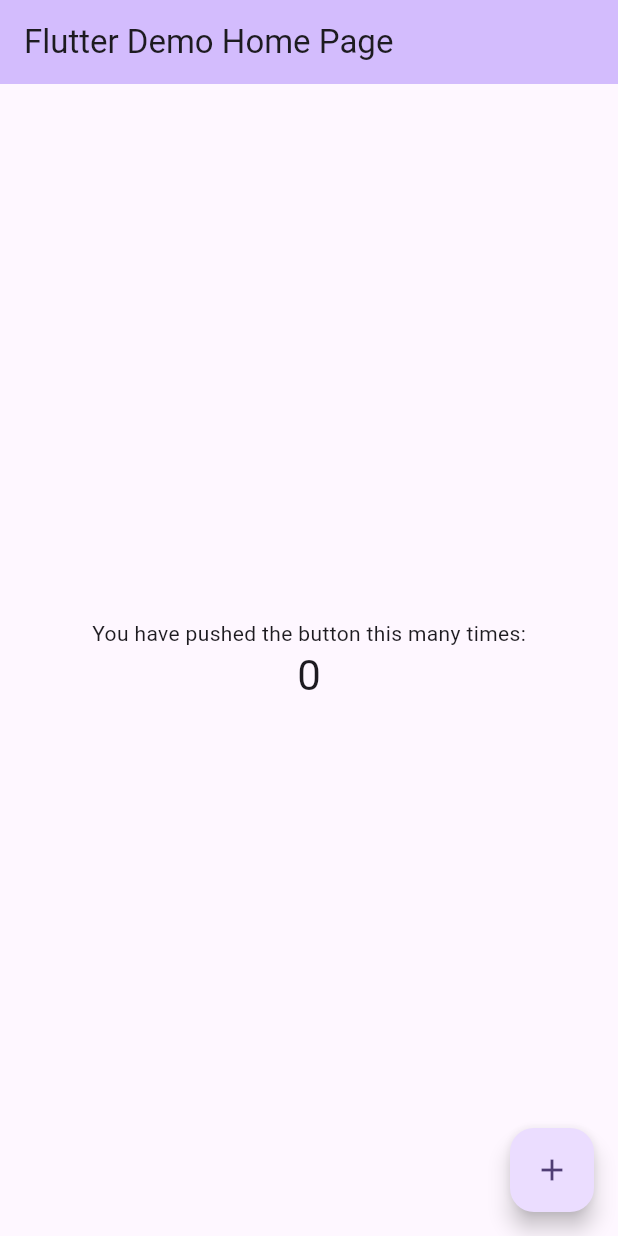
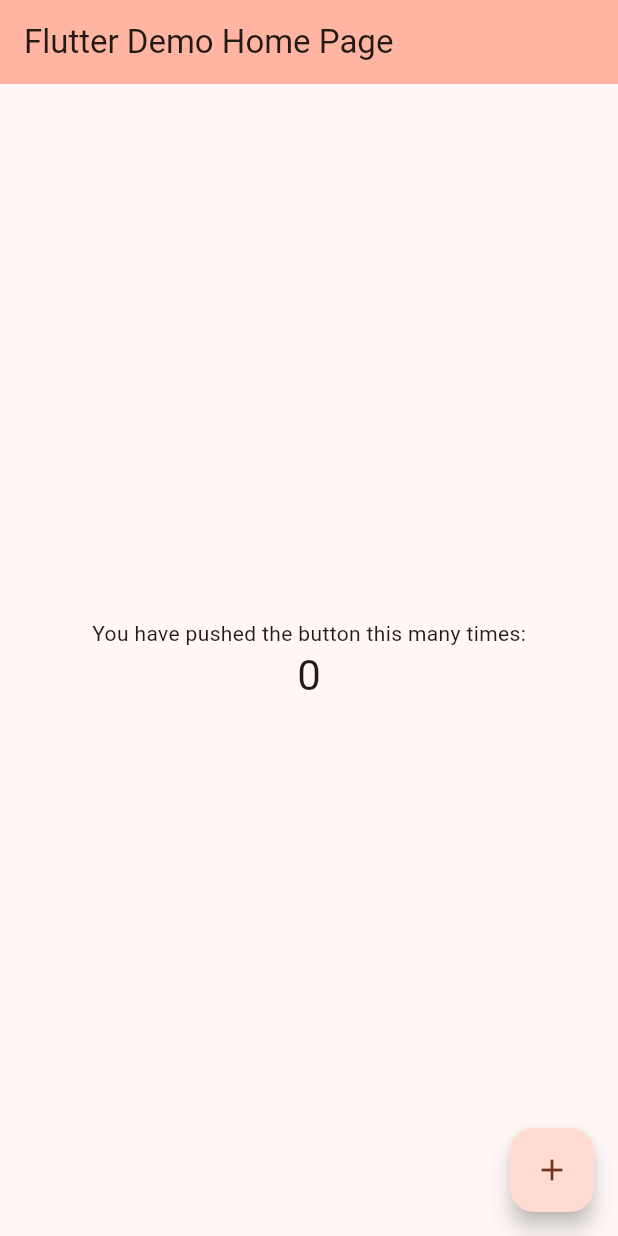
Before and after one commit to zinksterz/LodgrApp, a Flutter app: the screen it shows after launch, on a phone screen of 412 x 824 dp. Run offline on Flutter 3.47's test engine with Material 3 defaults, Android fonts, the phone set to English and light mode, and no system bars.

```diff
--- a/lib/main.dart
+++ b/lib/main.dart
@@ -28,7 +28,7 @@ class MyApp extends StatelessWidget {
         //
         // This works for code too, not just values: Most code changes can be
         // tested with just a hot reload.
-        colorScheme: ColorScheme.fromSeed(seedColor: Colors.deepPurple),
+        colorScheme: ColorScheme.fromSeed(seedColor: Colors.deepOrange.shade900),
         useMaterial3: true,
       ),
       home: const MyHomePage(title: 'Flutter Demo Home Page'),
```
